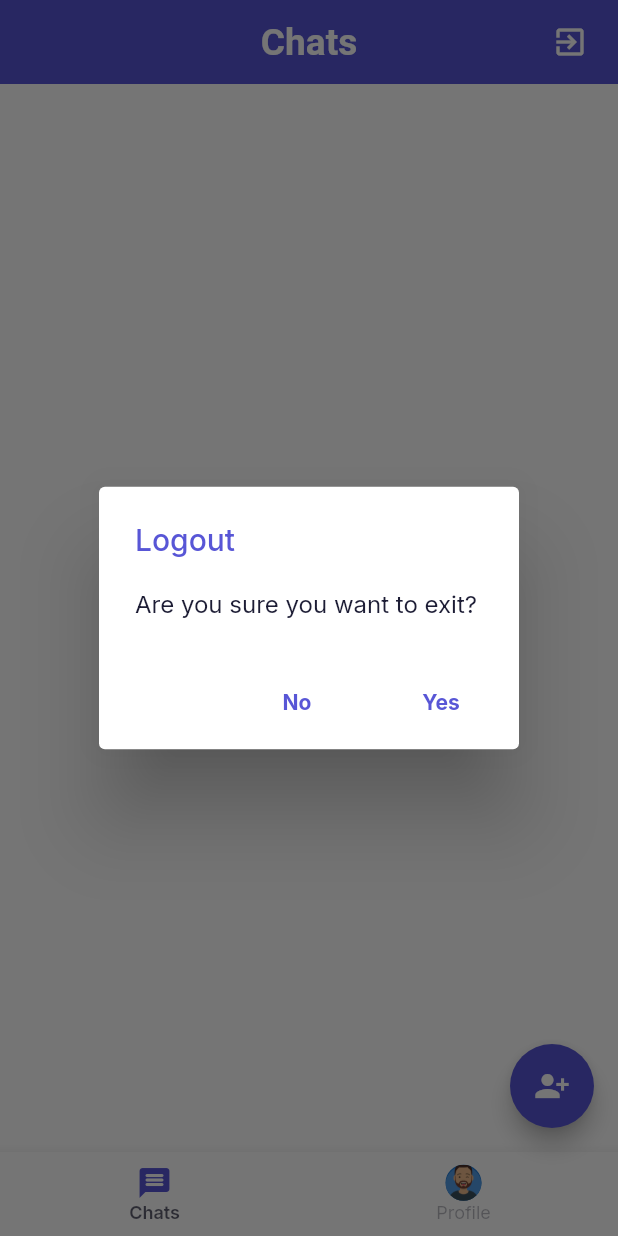
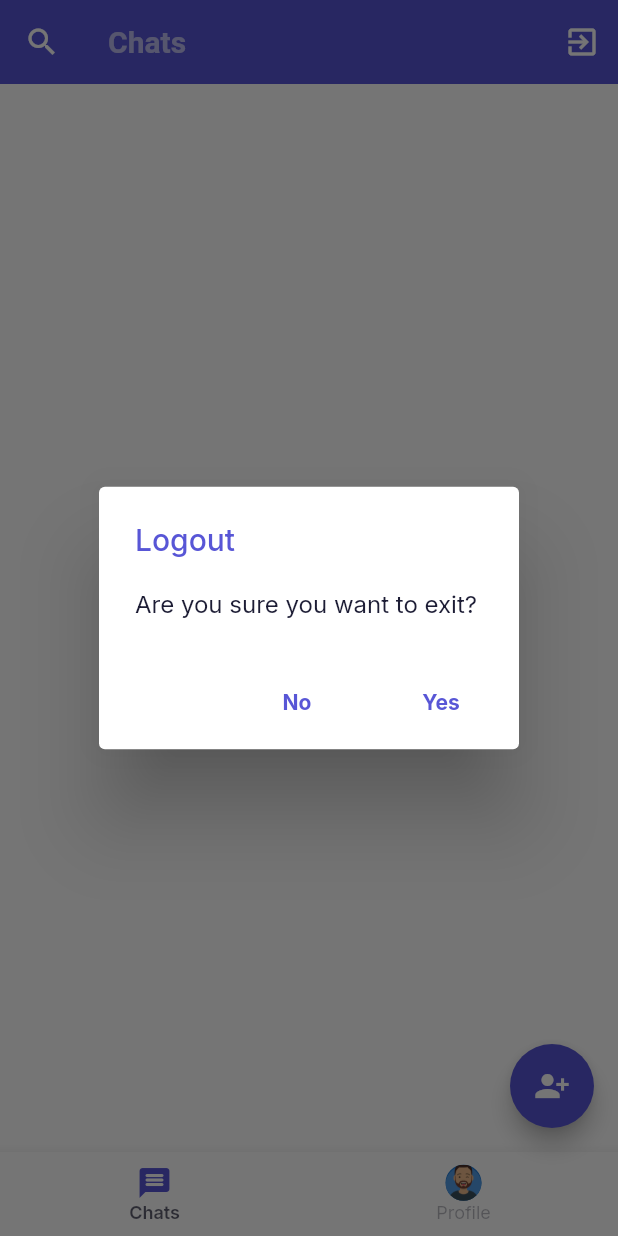
Before and after one commit to KKVANONYMOUS/Crypt-Chat, a Flutter app: the ChatRooms screen opened directly, after a tap on the "exit to app" icon, on a phone screen of 412 x 824 dp. Run offline on Flutter 3.47's test engine with Material 2 defaults, Android fonts, the phone set to English and light mode, and no system bars; our stand-ins replace cloud_firestore, firebase_auth, firebase_core, flutter_svg, google_fonts, shared_preferences; missing offline and left inert: encrypt; accounts and stored records are empty.

Commit message:
Add Search Functionality in chat_rooms_view

```diff
--- /dev/null
+++ b/lib/utils/helpers/helper_functions.dart
@@ -0,0 +1,9 @@
+class HelperFunctions {
+  static getChatRoomId(String a, String b) {
+    if (a.substring(0, 1).codeUnitAt(0) > b.substring(0, 1).codeUnitAt(0)) {
+      return "$b\_$a";
+    } else {
+      return "$a\_$b";
+    }
+  }
+}
--- a/lib/utils/services/database.dart
+++ b/lib/utils/services/database.dart
@@ -67,6 +67,6 @@ class DatabaseMethods {
     return await FirebaseFirestore.instance
         .collection('ChatRooms')
         .where('chatRoomID',isEqualTo: ChatRoomID)
-        .get();
+        .snapshots();
   }
 }
--- a/lib/views/chat_rooms_view.dart
+++ b/lib/views/chat_rooms_view.dart
@@ -1,4 +1,5 @@
 import 'package:crypt_chat/constants/app_constants.dart';
+import 'package:crypt_chat/utils/helpers/helper_functions.dart';
 import 'package:crypt_chat/utils/helpers/shared_pref_helper.dart';
 import 'package:crypt_chat/utils/services/database.dart';
 import 'package:crypt_chat/utils/services/encryption_decryption.dart';
@@ -25,6 +26,68 @@ class _ChatRoomsState extends State<ChatRooms> {
 
   int currIndex = 0;
 
+  Icon searchIcon = new Icon(Icons.search);
+  final TextEditingController SearchEditingController =
+      new TextEditingController();
+  String _searchText = "";
+
+  Widget appBarTitle = new Text(
+    'Chats',
+    style: TextStyle(
+        color: Colors.white60, fontWeight: FontWeight.bold, fontSize: 20),
+  );
+
+  _ChatRoomsState() {
+    SearchEditingController.addListener(() {
+      if (SearchEditingController.text.isNotEmpty) {
+        setState(() {
+          _searchText = SearchEditingController.text;
+        });
+        databaseMethods.getUserInfoByUsername(_searchText).then((val) {
+          if (val != null && val.size > 0) {
+            String ChatRoomID = HelperFunctions.getChatRoomId(
+                Constants.currentUser, _searchText);
+            databaseMethods.getCurrUserChatRooms(ChatRoomID).then((val) => {
+                  setState(() {
+                    ChatRoomsStream = val;
+                  })
+                });
+          } else {
+            getCurrUserandChats();
+          }
+        });
+      } else {
+        getCurrUserandChats();
+      }
+    });
+  }
+
+  void searchChatRoom() {
+    setState(() {
+      if (this.searchIcon.icon == Icons.search) {
+        this.searchIcon = new Icon(Icons.close);
+        this.appBarTitle = new TextField(
+          controller: SearchEditingController,
+          decoration: new InputDecoration(
+              prefixIcon: new Icon(Icons.search, color: Colors.white60),
+              hintText: 'Search...',
+              hintStyle: TextStyle(color: Colors.white54),
+              border: InputBorder.none),
+          cursorColor: Colors.white54,
+          style: TextStyle(color: Colors.white54),
+        );
+      } else {
+        this.searchIcon = new Icon(Icons.search);
+        this.appBarTitle = new Text(
+          'Chats',
+          style: TextStyle(
+              color: Colors.white60, fontWeight: FontWeight.bold, fontSize: 20),
+        );
+        SearchEditingController.clear();
+      }
+    });
+  }
+
   Widget chatRoomsList() {
     return StreamBuilder(
         stream: ChatRoomsStream,
@@ -36,14 +99,14 @@ class _ChatRoomsState extends State<ChatRooms> {
                   itemBuilder: (context, index) {
                     String ChatRoomID =
                         snapshot.data.docs[index].data()["chatRoomID"];
-                    String lastMessage="";
-                    int lastMessageTime=0;
-                    if(snapshot.data.docs[index].data()["LastChat"]!=null) {
+                    String lastMessage = "";
+                    int lastMessageTime = 0;
+                    if (snapshot.data.docs[index].data()["LastChat"] != null) {
                       lastMessage = EncryptionDecryption.decryptMessage(
                           encrypt.Encrypted.fromBase64(snapshot.data.docs[index]
                               .data()["LastChat"]["Message"]));
                       lastMessageTime =
-                      snapshot.data.docs[index].data()["LastChat"]["Time"];
+                          snapshot.data.docs[index].data()["LastChat"]["Time"];
                     }
                     return ChatRoomsItem(ChatRoomID, lastMessage,
                         DateTime.fromMillisecondsSinceEpoch(lastMessageTime));
@@ -106,11 +169,13 @@ class _ChatRoomsState extends State<ChatRooms> {
                       ),
                     ),
                   ),
-                  lastMessageDate!="1970-01-01" ? Text(
-                      lastMessageDate == currDate
-                          ? lastMessageTimestamp
-                          : lastMessageDateFormatted,
-                      style: TextStyle(fontSize: 12)) : Container()
+                  lastMessageDate != "1970-01-01"
+                      ? Text(
+                          lastMessageDate == currDate
+                              ? lastMessageTimestamp
+                              : lastMessageDateFormatted,
+                          style: TextStyle(fontSize: 12))
+                      : Container()
                 ],
               ),
             ),
@@ -118,12 +183,6 @@ class _ChatRoomsState extends State<ChatRooms> {
         ),
       ),
     );
-  }
-
-  @override
-  void initState() {
-    getCurrUserandChats();
-    super.initState();
   }
 
   void getCurrUserandChats() async {
@@ -135,36 +194,38 @@ class _ChatRoomsState extends State<ChatRooms> {
         });
   }
 
+  void LogoutPressed() async {
+    final action = await AlertDialogsClass.logoutDialog(
+        context, 'Logout', 'Are you sure you want to exit?');
+    if (action == DialogsAction.yes) {
+      authMethods.signOut();
+      Navigator.pushReplacement(
+          context, MaterialPageRoute(builder: (context) => LoginScreen()));
+    }
+  }
+
+  @override
+  void initState() {
+    getCurrUserandChats();
+    super.initState();
+  }
+
   @override
   Widget build(BuildContext context) {
     Size screenSize = MediaQuery.of(context).size;
     return Scaffold(
       appBar: AppBar(
-        centerTitle: true,
+        //centerTitle: true,
         elevation: 0,
-        title: Text(
-          'Chats',
-          style: TextStyle(
-              color: Colors.white,
-              fontWeight: FontWeight.bold,
-              fontSize: screenSize.height * 0.03),
+        title: appBarTitle,
+        leading: IconButton(
+          icon: searchIcon,
+          onPressed: searchChatRoom,
         ),
         actions: [
-          GestureDetector(
-            onTap: () async {
-
-              final action=await AlertDialogsClass.logoutDialog(context,'Logout','Are you sure you want to exit?');
-              if(action==DialogsAction.yes){
-                authMethods.signOut();
-                Navigator.pushReplacement(context,
-                    MaterialPageRoute(builder: (context) => LoginScreen()));
-              }
-
-            },
-            child: Container(
-              padding: EdgeInsets.symmetric(horizontal: 20.0),
-              child: Icon(Icons.exit_to_app),
-            ),
+          IconButton(
+            icon: Icon(Icons.exit_to_app),
+            onPressed: LogoutPressed,
           )
         ],
       ),
```
Also changed, not shown: lib/views/search_view.dart (+5 -10 lines).
